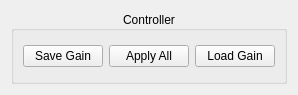
Before: the Qt Designer form src/ground_station/src/Widgets/forms/PID/WidgetCPGrid.ui in MacProSector/uavEE, drawn with Qt 5.
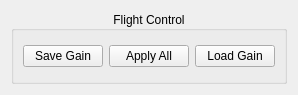
After: the same form once the commit is applied.

The edit to the form file:
```diff
--- a/src/ground_station/src/Widgets/forms/PID/WidgetCPGrid.ui
+++ b/src/ground_station/src/Widgets/forms/PID/WidgetCPGrid.ui
@@ -26,7 +26,7 @@
    <item row="0" column="0">
     <widget class="QGroupBox" name="groupBox">
      <property name="title">
-      <string>Controller</string>
+      <string>Flight Control</string>
      </property>
      <property name="alignment">
       <set>Qt::AlignCenter</set>
```
